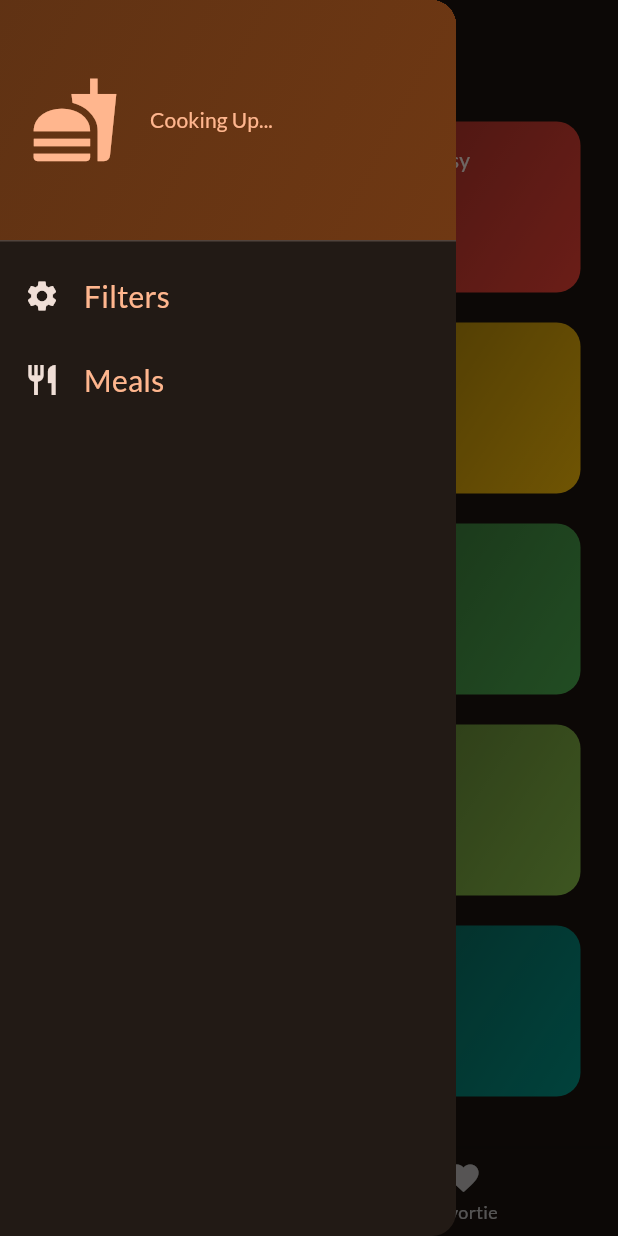
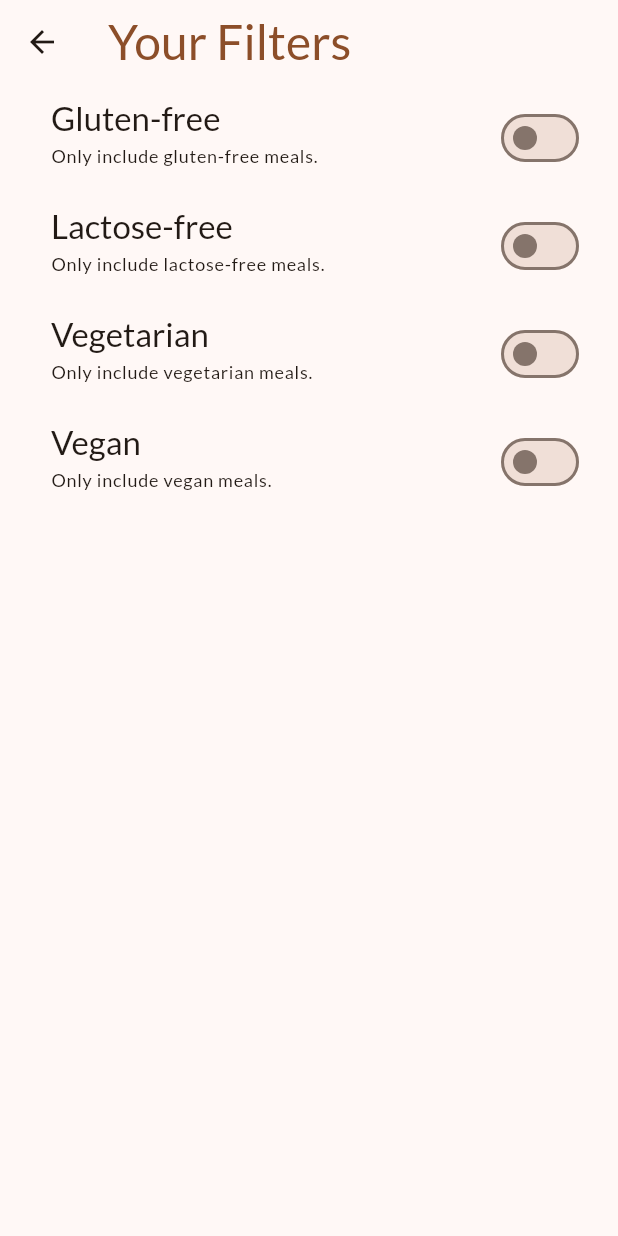
Before and after one commit to spector-0110/Meals, a Flutter app: the screen it shows after launch, in the side drawer, after a tap on "Filters", on a phone screen of 412 x 824 dp. Run offline on Flutter 3.47's test engine with Material 2 defaults, Android fonts, the phone set to English and light mode, and no system bars; our stand-ins replace google_fonts, transparent_image.

Commit message:
filters fixed

```diff
--- a/lib/main.dart
+++ b/lib/main.dart
@@ -12,7 +12,7 @@ class MyApp extends StatelessWidget {
   final theme = ThemeData(
     useMaterial3: true,
     colorScheme: ColorScheme.fromSeed(
-      brightness: Brightness.dark,
+      brightness: Brightness.light,
       seedColor: const Color.fromARGB(255, 131, 57, 0),
     ),
     textTheme: GoogleFonts.latoTextTheme(),
--- /dev/null
+++ b/lib/screens/filters_screen.dart
@@ -0,0 +1,170 @@
+import 'package:flutter/material.dart';
+import 'package:meals_app/screens/tab_screen_state.dart';
+import 'package:meals_app/widgets/filter_tile_view.dart';
+import 'package:meals_app/widgets/main_drawer.dart';
+
+enum Filters {
+  lactoseFree,
+  glutenFree,
+  vegetarian,
+  vegan,
+}
+
+class FiltersScreen extends StatefulWidget {
+  const FiltersScreen({super.key, required this.currentFilters});
+
+  final Map<Filters, bool> currentFilters;
+
+  @override
+  State<FiltersScreen> createState() {
+    return _FiltersScreenState();
+  }
+}
+
+class _FiltersScreenState extends State<FiltersScreen> {
+  // void onSelectFilter(bool val, bool initial) {
+  //   setState(() {
+  //     initial = val;
+  //   });
+  // }
+  var _glutenFreeFilterSet = false;
+  var _lactoseFreeFilterSet = false;
+  var _vegetarianFilterSet = false;
+  var _veganFilterSet = false;
+
+  @override
+  void initState() {
+    super.initState();
+    _glutenFreeFilterSet = widget.currentFilters[Filters.glutenFree]!;
+    _lactoseFreeFilterSet = widget.currentFilters[Filters.lactoseFree]!;
+    _veganFilterSet = widget.currentFilters[Filters.vegetarian]!;
+    _veganFilterSet = widget.currentFilters[Filters.vegan]!;
+  }
+
+  @override
+  Widget build(BuildContext context) {
+    return Scaffold(
+      // drawer: MainDrawer(onSelectFilters: (identifier) {
+      //   Navigator.of(context).pop();
+      //   if (identifier == 'Meals') {
+      //     Navigator.of(context)
+      //         .push(MaterialPageRoute(builder: (ctx) => const TabsScreen()));
+      //   }
+      // }),
+      appBar: AppBar(
+        title: Text(
+          'Your Filters',
+          style: Theme.of(context)
+              .textTheme
+              .headlineLarge!
+              .copyWith(color: Theme.of(context).colorScheme.primary),
+        ),
+      ),
+      body: WillPopScope(
+        onWillPop: () async {
+          Navigator.of(context).pop(
+            {
+              Filters.glutenFree: _glutenFreeFilterSet,
+              Filters.lactoseFree: _lactoseFreeFilterSet,
+              Filters.vegan: _veganFilterSet,
+              Filters.vegetarian: _vegetarianFilterSet,
+            },
+          );
+          return false;
+        },
+        child: Column(
+          children: [
+            SwitchListTile(
+              value: _glutenFreeFilterSet,
+              onChanged: (isChecked) {
+                setState(() {
+                  _glutenFreeFilterSet = isChecked;
+                });
+              },
+              title: Text(
+                'Gluten-free',
+                style: Theme.of(context).textTheme.titleLarge!.copyWith(
+                      color: Theme.of(context).colorScheme.onBackground,
+                    ),
+              ),
+              subtitle: Text(
+                'Only include gluten-free meals.',
+                style: Theme.of(context).textTheme.labelMedium!.copyWith(
+                      color: Theme.of(context).colorScheme.onBackground,
+                    ),
+              ),
+              activeColor: Theme.of(context).colorScheme.tertiary,
+              contentPadding: const EdgeInsets.only(left: 34, right: 22),
+            ),
+            SwitchListTile(
+              value: _lactoseFreeFilterSet,
+              onChanged: (isChecked) {
+                setState(() {
+                  _lactoseFreeFilterSet = isChecked;
+                });
+              },
+              title: Text(
+                'Lactose-free',
+                style: Theme.of(context).textTheme.titleLarge!.copyWith(
+                      color: Theme.of(context).colorScheme.onBackground,
+                    ),
+              ),
+              subtitle: Text(
+                'Only include lactose-free meals.',
+                style: Theme.of(context).textTheme.labelMedium!.copyWith(
+                      color: Theme.of(context).colorScheme.onBackground,
+                    ),
+              ),
+              activeColor: Theme.of(context).colorScheme.tertiary,
+              contentPadding: const EdgeInsets.only(left: 34, right: 22),
+            ),
+            SwitchListTile(
+              value: _vegetarianFilterSet,
+              onChanged: (isChecked) {
+                setState(() {
+                  _vegetarianFilterSet = isChecked;
+                });
+              },
+              title: Text(
+                'Vegetarian',
+                style: Theme.of(context).textTheme.titleLarge!.copyWith(
+                      color: Theme.of(context).colorScheme.onBackground,
+                    ),
+              ),
+              subtitle: Text(
+                'Only include vegetarian meals.',
+                style: Theme.of(context).textTheme.labelMedium!.copyWith(
+                      color: Theme.of(context).colorScheme.onBackground,
+                    ),
+              ),
+              activeColor: Theme.of(context).colorScheme.tertiary,
+              contentPadding: const EdgeInsets.only(left: 34, right: 22),
+            ),
+            SwitchListTile(
+              value: _veganFilterSet,
+              onChanged: (isChecked) {
+                setState(() {
+                  _veganFilterSet = isChecked;
+                });
+              },
+              title: Text(
+                'Vegan',
+                style: Theme.of(context).textTheme.titleLarge!.copyWith(
+                      color: Theme.of(context).colorScheme.onBackground,
+                    ),
+              ),
+              subtitle: Text(
+                'Only include vegan meals.',
+                style: Theme.of(context).textTheme.labelMedium!.copyWith(
+                      color: Theme.of(context).colorScheme.onBackground,
+                    ),
+              ),
+              activeColor: Theme.of(context).colorScheme.tertiary,
+              contentPadding: const EdgeInsets.only(left: 34, right: 22),
+            ),
+          ],
+        ),
+      ),
+    );
+  }
+}
--- a/lib/screens/tab_screen_state.dart
+++ b/lib/screens/tab_screen_state.dart
@@ -1,8 +1,17 @@
 import 'package:flutter/material.dart';
+import 'package:meals_app/data/dummy_data.dart';
 import 'package:meals_app/models/meal.dart';
 import 'package:meals_app/screens/categories.dart';
+import 'package:meals_app/screens/filters_screen.dart';
 import 'package:meals_app/screens/meals.dart';
 import 'package:meals_app/widgets/main_drawer.dart';
+
+const kInitialFilters = {
+  Filters.glutenFree: false,
+  Filters.lactoseFree: false,
+  Filters.vegan: false,
+  Filters.vegetarian: false,
+};
 
 class TabsScreen extends StatefulWidget {
   const TabsScreen({super.key});
@@ -14,6 +23,8 @@ class TabsScreen extends StatefulWidget {
 }
 
 class _TabsScreenState extends State<TabsScreen> {
+  final List<Meal> favoriteMeals = [];
+  Map<Filters, bool> _selectedFilters = kInitialFilters;
   int _selectedPageIndex = 0;
 
   void _showInfoMessage(String message) {
@@ -30,7 +41,6 @@ class _TabsScreenState extends State<TabsScreen> {
     });
   }
 
-  final List<Meal> favoriteMeals = [];
   void onTapFavoriteIcon(meal) {
     if (favoriteMeals.contains(meal)) {
       setState(() {
@@ -45,10 +55,43 @@ class _TabsScreenState extends State<TabsScreen> {
     }
   }
 
+  void _setScreen(String identifier) async {
+    Navigator.of(context).pop();
+
+    if (identifier == 'filters') {
+      final result = await Navigator.of(context)
+          .push<Map<Filters, bool>>(MaterialPageRoute(
+              builder: (ctx) => FiltersScreen(
+                    currentFilters: _selectedFilters,
+                  )));
+
+      setState(() {
+        _selectedFilters = result ?? kInitialFilters;
+      });
+    }
+  }
+
   @override
   Widget build(context) {
+    final availableMeals = dummyMeals.where((meal) {
+      if (_selectedFilters[Filters.glutenFree]! && !meal.isGlutenFree) {
+        return false;
+      }
+      if (_selectedFilters[Filters.lactoseFree]! && !meal.isLactoseFree) {
+        return false;
+      }
+      if (_selectedFilters[Filters.vegan]! && !meal.isVegan) {
+        return false;
+      }
+      if (_selectedFilters[Filters.vegetarian]! && !meal.isVegetarian) {
+        return false;
+      }
+      return true;
+    }).toList();
+
     Widget activePage = CategoriesScreen(
       onTapFavoriteIcon: onTapFavoriteIcon,
+      availableMeals: availableMeals,
     );
     var activePageTitle = 'Categories';
     if (_selectedPageIndex == 1) {
@@ -60,7 +103,9 @@ class _TabsScreenState extends State<TabsScreen> {
     }
 
     return Scaffold(
-      drawer: MainDrawer(),
+      drawer: MainDrawer(
+        onSelectFilters: _setScreen,
+      ),
       appBar: AppBar(
         title: Text(activePageTitle),
       ),
--- a/lib/widgets/main_drawer.dart
+++ b/lib/widgets/main_drawer.dart
@@ -1,7 +1,9 @@
 import 'package:flutter/material.dart';
 
 class MainDrawer extends StatelessWidget {
-  MainDrawer({super.key});
+  const MainDrawer({super.key, required this.onSelectFilters});
+
+  final void Function(String) onSelectFilters;
 
   @override
   Widget build(context) {
@@ -30,35 +32,35 @@ class MainDrawer extends StatelessWidget {
             ),
             Text(
               'Cooking Up...',
-              style: Theme.of(context)
-                  .textTheme
-                  .titleSmall!
-                  .copyWith(color: Theme.of(context).colorScheme.primary),
+              style: Theme.of(context).textTheme.titleSmall!.copyWith(
+                  color: Theme.of(context).colorScheme.primary, fontSize: 20),
             ),
           ]),
         ),
-
         ListTile(
           leading: Icon(
             Icons.settings,
             size: 24,
             color: Theme.of(context).colorScheme.onBackground,
           ),
-          onTap: () {},
+          onTap: () {
+            onSelectFilters('filters');
+          },
           title: Text(
             'Filters',
             style: Theme.of(context).textTheme.titleMedium!.copyWith(
                 color: Theme.of(context).colorScheme.primary, fontSize: 20),
           ),
         ),
-
         ListTile(
           leading: Icon(
             Icons.restaurant,
             size: 24,
             color: Theme.of(context).colorScheme.onBackground,
           ),
-          onTap: () {},
+          onTap: () {
+          onSelectFilters('Meals');
+          },
           title: Text(
             'Meals',
             style: Theme.of(context).textTheme.titleMedium!.copyWith(
```
Also changed, not shown: lib/screens/categories.dart (+6 -2 lines), lib/widgets/filter_tile_view.dart (added, +43 -0 lines), 1 other file.
